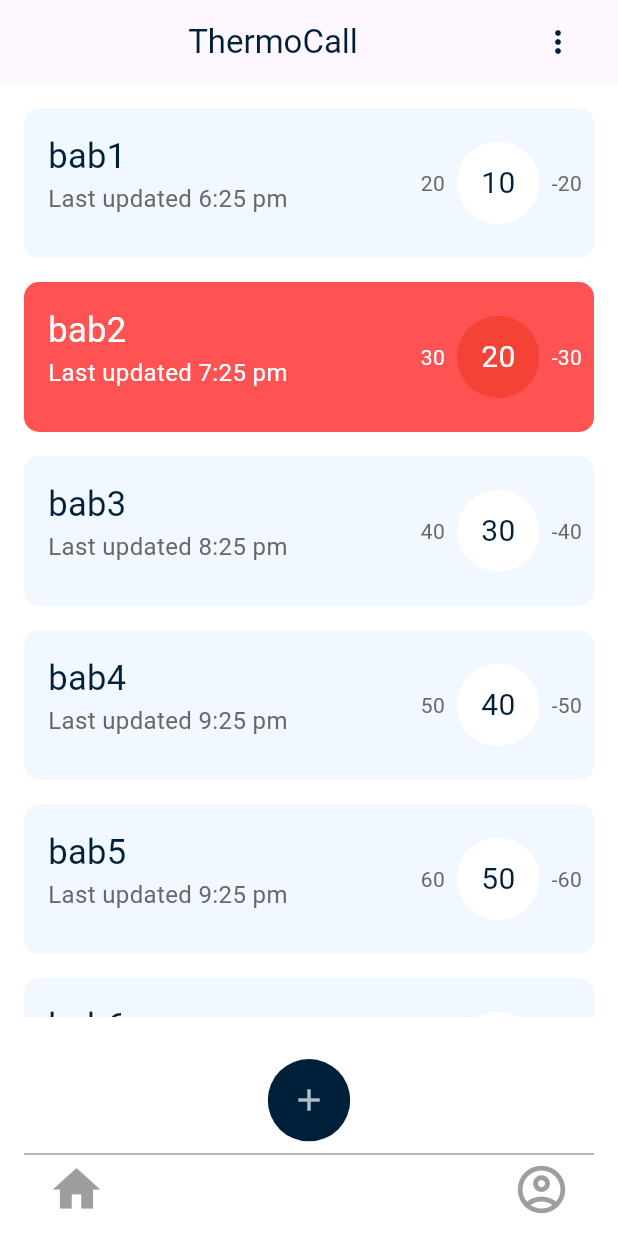
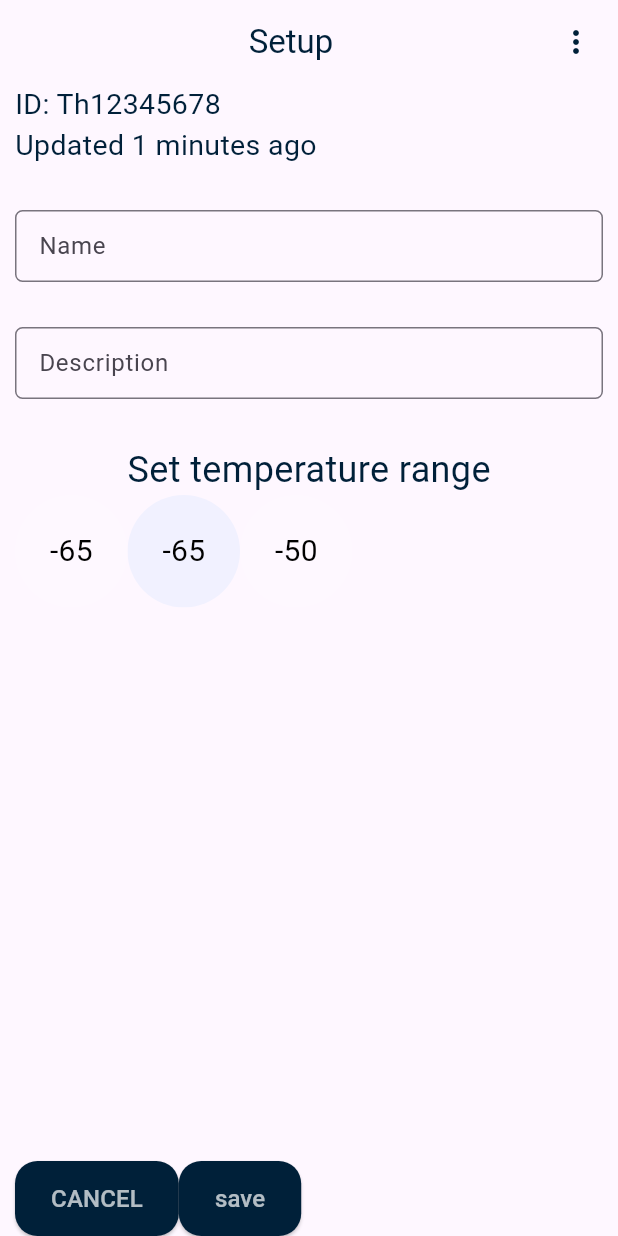
Before and after one commit to amiralimus/thermocall_amirali, a Flutter app: the screen it shows after launch, on a phone screen of 412 x 824 dp. Run offline on Flutter 3.47's test engine with Material 3 defaults, Android fonts, the light colour scheme and no system bars.

Commit message:
the freezer editor page

```diff
--- a/lib/emile_input.dart
+++ b/lib/emile_input.dart
@@ -1,6 +1,6 @@
-
 import 'package:flutter/cupertino.dart';
 import 'package:flutter/material.dart';
+import 'package:thermocall_amirali/home_page/thermocall_list/view/homepage_ui.dart';
 
 import 'creat_accunt/view/creat_accunt_ui.dart';
 import 'log_in/view/log_in_ui.dart';
@@ -26,7 +26,7 @@ class _EmileInputState extends State<EmileInput> {
         labelText: 'enter your email',
         border: OutlineInputBorder(
           borderSide:
-              BorderSide(color: Colors.black54, width: 1.3), // استایل حاشیه
+          BorderSide(color: Colors.black54, width: 1.3), // استایل حاشیه
         ),
       ),
     );
@@ -43,6 +43,7 @@ class PasswordInput extends StatefulWidget {
 class _PasswordInputState extends State<PasswordInput> {
   bool hidden = true;
   bool _obscureText = true;
+
   @override
   Widget build(BuildContext context) {
     return TextField(
@@ -58,7 +59,7 @@ class _PasswordInputState extends State<PasswordInput> {
           onPressed: () {
             setState(() {
               hidden = !hidden;
-              _obscureText= !_obscureText;
+              _obscureText = !_obscureText;
             });
           },
           icon: hidden
@@ -68,7 +69,7 @@ class _PasswordInputState extends State<PasswordInput> {
         labelText: 'enter your password',
         border: OutlineInputBorder(
           borderSide:
-              BorderSide(color: Colors.black54, width: 1.3), // استایل حاشیه
+          BorderSide(color: Colors.black54, width: 1.3), // استایل حاشیه
         ),
       ),
     );
@@ -87,6 +88,14 @@ class _LogInBotonState extends State<LogInBoton> {
   Widget build(BuildContext context) {
     return ElevatedButton(
       onPressed: () {
+        Navigator.push(
+          context,
+          MaterialPageRoute(
+builder: (cintext) => HomePage()
+          ),
+
+        );
+
         // این قسمت مربوط به عملکرد دکمه است، می‌توانید کد مربوط به انجام عملیات مورد نظرتان را اینجا وارد کنید
       },
       style: ButtonStyle(
@@ -198,10 +207,11 @@ class _PassswordRegesterPageInputState
     extends State<PassswordRegesterPageInput> {
   bool _hidden = true;
   bool oobscureText = true;
+
   @override
   Widget build(BuildContext context) {
     return TextField(
-      obscureText : oobscureText,
+      obscureText: oobscureText,
       //تکست فیلد هایی که در صفحه اول استفاده میشن
       style: TextStyle(
         color: Colors.black54, // رنگ متن
@@ -215,7 +225,7 @@ class _PassswordRegesterPageInputState
             setState(() {
               _hidden = !_hidden;
               oobscureText = !oobscureText;
-    });
+            });
           },
           icon: _hidden
               ? Icon(Icons.not_interested_outlined)
@@ -223,7 +233,7 @@ class _PassswordRegesterPageInputState
         ),
         border: OutlineInputBorder(
           borderSide:
-              BorderSide(color: Colors.black54, width: 1.3), // استایل حاشیه
+          BorderSide(color: Colors.black54, width: 1.3), // استایل حاشیه
         ),
       ),
     );
@@ -241,7 +251,13 @@ class _RegesterRegesterBotonState extends State<RegesterRegesterBoton> {
   @override
   Widget build(BuildContext context) {
     return ElevatedButton(
-      onPressed: () {},
+      onPressed: () { Navigator.push(
+          context,
+          MaterialPageRoute(
+          builder: (cintext) => HomePage()
+        ),
+      );
+      },
       style: ButtonStyle(
         shape: MaterialStateProperty.all<RoundedRectangleBorder>(
           RoundedRectangleBorder(
--- /dev/null
+++ b/lib/home_page/thermocall_list/view/freezer_editer.dart
@@ -0,0 +1,118 @@
+import 'package:flutter/cupertino.dart';
+import 'package:flutter/material.dart';
+import 'package:flutter/widgets.dart';
+
+import 'freezer_tools.dart';
+
+class FreezerEditer extends StatefulWidget {
+  final id;
+  final update;
+
+  const FreezerEditer({Key, this.id, this.update});
+
+  @override
+  State<FreezerEditer> createState() => _FreezerEditerState();
+}
+
+class _FreezerEditerState extends State<FreezerEditer> {
+  String id = "Th12345678";
+  String update = "1 minutes ago";
+
+  @override
+  Widget build(BuildContext context) {
+    return Scaffold(
+      appBar: AppBar(
+        title: Row(
+          children: [
+            Spacer(),
+            Text(
+              'Setup',
+              style: TextStyle(color: Color(0xff002039)),
+            ),
+            Spacer(),
+            Icon(
+              Icons.more_vert_sharp,
+              color: Color(0xff002039),
+            )
+          ],
+        ),
+      ),
+      body: Padding(
+        padding: const EdgeInsets.only(left: 10, right: 10),
+        child: Column(
+
+          children: [
+            Align(
+              alignment: Alignment.topLeft,
+              child: Text(
+                'ID: ' + id,
+                style: TextStyle(color: Color(0xff002039), fontSize: 19),
+              ),
+            ),
+            Align(
+              alignment: Alignment.topLeft,
+              child: Text(
+                'Updated ' + update,
+                style: TextStyle(color: Color(0xff002039), fontSize: 19),
+              ),
+            ),
+            Padding(
+              padding: const EdgeInsets.only(top: 30, bottom: 30),
+              child: TextField(
+                style: TextStyle(
+                  color: Colors.black54,
+                  fontSize: 10,
+                ),
+                decoration: InputDecoration(
+                  labelText: 'Name',
+                  border: OutlineInputBorder(
+                    borderRadius: BorderRadius.circular(5),
+                    borderSide: BorderSide(
+                      color: Colors.black54,
+                      width: 1.3,
+                    ),
+                  ),
+                ),
+              ),
+            ),
+            Padding(
+              padding: const EdgeInsets.only(bottom: 30),
+              child: TextField(
+                style: TextStyle(
+                  color: Colors.black54,
+                  fontSize: 10,
+                ),
+                decoration: InputDecoration(
+                  labelText: 'Description',
+                  border: OutlineInputBorder(
+                    borderRadius: BorderRadius.circular(5),
+                    borderSide: BorderSide(
+                      color: Colors.black54,
+                      width: 1.3,
+                    ),
+                  ),
+                ),
+              ),
+            ),
+            Text(
+              'Set temperature range',
+              style: TextStyle(color: Color(0xff002039), fontSize: 24),
+            ),
+            Align(
+                alignment: Alignment.bottomCenter,
+                child:  BotonFreezerEditor(min: '-65',max: '-50',normal: '-60',)),
+            Spacer(),
+            Align(
+              alignment: Alignment.bottomCenter,
+              child: Row(crossAxisAlignment: CrossAxisAlignment.center,
+              children: [
+                Botons()
+              ],
+              ),
+            )
+          ],
+        ),
+      ),
+    );
+  }
+}
--- /dev/null
+++ b/lib/home_page/thermocall_list/view/freezer_tools.dart
@@ -0,0 +1,133 @@
+import 'package:flutter/cupertino.dart';
+import 'package:flutter/material.dart';
+
+class BotonFreezerEditor extends StatefulWidget {
+  final min;
+ final max;
+ final normal;
+  const BotonFreezerEditor({super.key,this.min,this.max,this.normal});
+
+  @override
+  State<BotonFreezerEditor> createState() => _MinBotonFreezerEditorState();
+}
+
+class _MinBotonFreezerEditorState extends State<BotonFreezerEditor> {
+  @override
+  Widget build(BuildContext context) {
+    return Row(
+      children: [
+        ClipRRect(
+          borderRadius: BorderRadius.circular(100),
+          child: Container(
+            height: 75,
+            width: 75,
+            color: Colors.white10,
+            child: Center(
+              child: Text(
+                widget.min,
+                style: TextStyle(fontSize: 20, color: Colors.black),
+              ),
+            ),
+          ),
+        ),
+
+
+
+
+
+
+
+ClipRRect(
+      borderRadius: BorderRadius.circular(100),
+      child: Container(
+        height: 75,
+        width: 75,
+        color: Color(0xf1f90ff),
+        child: Center(
+          child: Text(
+            widget.min,
+            style: TextStyle(fontSize: 20, color: Colors.black),
+          ),
+        ),
+      ),
+    ),
+
+        ClipRRect(
+          borderRadius: BorderRadius.circular(100),
+          child: Container(
+            height: 75,
+            width: 75,
+            color: Colors.white10,
+            child: Center(
+              child: Text(
+                widget.max,
+                style: TextStyle(fontSize: 20, color:  Colors.black),
+              ),
+            ),
+          ),
+        ),
+    ],
+    );
+  }
+}
+class Botons extends StatefulWidget {
+  const Botons({super.key});
+
+  @override
+  State<Botons> createState() => _BotonsState();
+}
+
+class _BotonsState extends State<Botons> {
+  @override
+  Widget build(BuildContext context) {
+    return Row(
+      children: [
+        ElevatedButton(
+          onPressed: () {
+
+          },
+          style: ButtonStyle(
+            shape: MaterialStateProperty.all<RoundedRectangleBorder>(
+              RoundedRectangleBorder(
+                borderRadius: BorderRadius.circular(15),
+              ),
+            ),
+            backgroundColor: MaterialStateProperty.all<Color>(Color(0xff002039)),
+            // تغییر رنگ دکمه به رنگ آبی
+            minimumSize: MaterialStateProperty.all<Size>(
+                Size(50, 50)), // تغییر اندازه دکمه به 150 در 50
+          ),
+          child: Text(
+            'CANCEL',
+            style: TextStyle(
+                fontSize: 16.0,
+                color: Colors.white70), // سایز و فونت متن را می‌توانید تغییر دهید
+          ),
+        ),
+        ElevatedButton(
+          onPressed: () {
+
+          },
+          style: ButtonStyle(
+            shape: MaterialStateProperty.all<RoundedRectangleBorder>(
+              RoundedRectangleBorder(
+                borderRadius: BorderRadius.circular(15),
+              ),
+            ),
+            backgroundColor: MaterialStateProperty.all<Color>(Color(0xff002039)),
+            // تغییر رنگ دکمه به رنگ آبی
+            minimumSize: MaterialStateProperty.all<Size>(
+                Size(50, 50)), // تغییر اندازه دکمه به 150 در 50
+          ),
+          child: Text(
+            'save',
+            style: TextStyle(
+                fontSize: 16.0,
+                color: Colors.white70), // سایز و فونت متن را می‌توانید تغییر دهید
+          ),
+        ),
+      ],
+
+    );
+  }
+}
--- a/lib/home_page/thermocall_list/view/homepage_ui.dart
+++ b/lib/home_page/thermocall_list/view/homepage_ui.dart
@@ -1,6 +1,7 @@
 import 'package:flutter/cupertino.dart';
 import 'package:flutter/material.dart';
 import 'package:thermocall_amirali/home_page/thermocall_list/view/the_freezers.dart';
+import 'package:thermocall_amirali/log_in/view/log_in_ui.dart';
 
 class HomePage extends StatefulWidget {
   const HomePage({super.key});
@@ -112,22 +113,28 @@ class _HomePageState extends State<HomePage> {
               ),
               Row(children: [
                 Padding(
-                  padding: const EdgeInsets.only(left: 16, right: 16, top: 4),
+                  padding: const EdgeInsets.only(left: 16, right: 16, top: 3),
                   child: Icon(
                     Icons.home,
                     color: Colors.grey,
-                    size: 38,
+                    size: 22,
                   ),
                 ),
                 Spacer(),
                 Padding(
-                  padding: const EdgeInsets.only(left: 16, right: 16, top: 4),
-                  child: Icon(
-                    Icons.account_circle_outlined,
-                    color: Colors.grey,
-                    size: 38,
-                  ),
-                )
+                    padding: const EdgeInsets.only(left: 16, right: 16, top: 3),
+                    child: IconButton(
+                        onPressed: () {
+                          Navigator.push(
+                            context,
+                            MaterialPageRoute(builder: (cintext) => Log_In_1()),
+                          );
+                        },
+                        icon: Icon(
+                          Icons.account_circle_outlined,
+                          color: Colors.grey,
+                          size:22,
+                        )))
               ]),
             ],
           ),
--- a/lib/home_page/thermocall_list/view/the_freezers.dart
+++ b/lib/home_page/thermocall_list/view/the_freezers.dart
@@ -20,7 +20,9 @@ class _FreezersState extends State<Freezers> {
 
   @override
   Widget build(BuildContext context) {
-    return Padding(
+    return InkWell(
+      onTap: (){},
+      child: Padding(
         padding: const EdgeInsets.only(bottom: 16),
         child: ClipRRect(
           borderRadius: BorderRadius.circular(10),
@@ -89,6 +91,7 @@ class _FreezersState extends State<Freezers> {
             ),
           ),
         ),
+      ),
     );
   }
 }
--- a/lib/main.dart
+++ b/lib/main.dart
@@ -2,6 +2,7 @@ import 'package:flutter/cupertino.dart';
 import 'package:flutter/material.dart';
 
 import 'creat_accunt/view/creat_accunt_ui.dart';
+import 'home_page/thermocall_list/view/freezer_editer.dart';
 import 'home_page/thermocall_list/view/homepage_ui.dart';
 import 'log_in/view/log_in_ui.dart';
 
@@ -15,7 +16,8 @@ class MyApp extends StatelessWidget {
   @override
   Widget build(BuildContext context) {
     return MaterialApp(
-      home: HomePage()
+      home: FreezerEditer()
+      //HomePage()
       //Log_In_1(),
     );
   }
```
Lines whose indentation alone changed are shown as unchanged.
